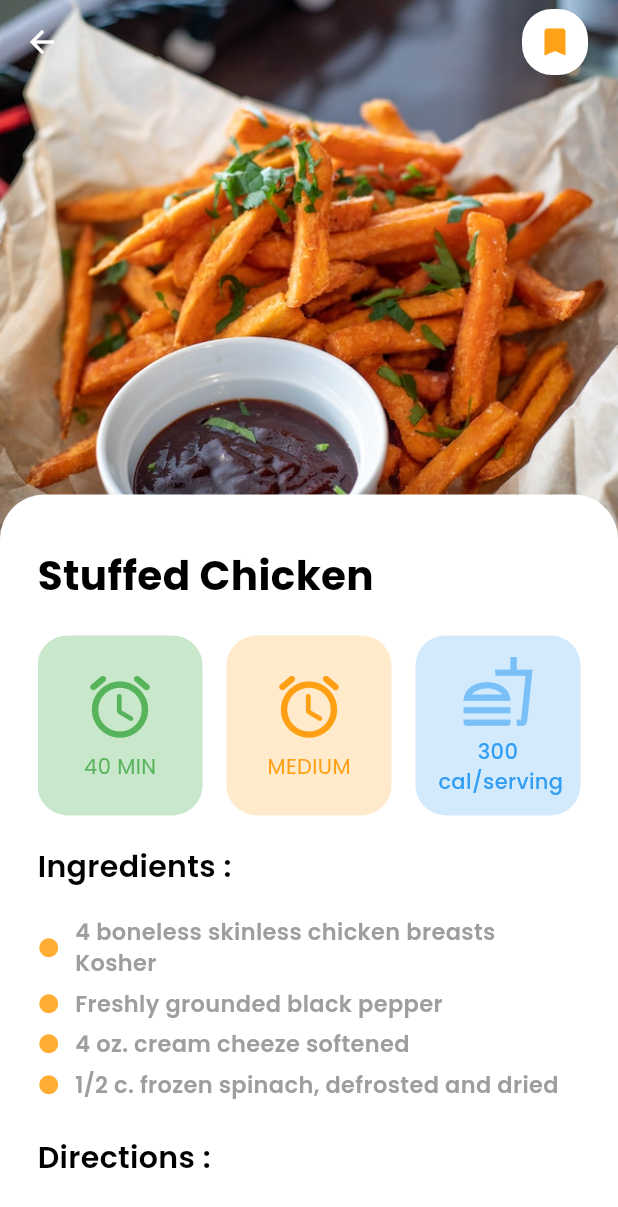
After one commit to samrasugu/cooking_recipe_app, a Flutter app: the RecipeDetailsScreen screen opened directly, on a phone screen of 412 x 824 dp. The commit adds this screen. Shown: the top 1207 px of the screen. Run offline on Flutter 3.47's test engine with Material 2 defaults, Android fonts, the light colour scheme and no system bars; our stand-ins replace flutter_svg, get, google_fonts.

Commit message:
feat: added recipe details screen

```diff
--- /dev/null
+++ b/lib/pages/recipe_details_screen.dart
@@ -0,0 +1,275 @@
+import 'package:cooking_recipe_app/value_objects/app_asset_strings.dart';
+import 'package:cooking_recipe_app/value_objects/dummy_data.dart';
+import 'package:flutter/material.dart';
+
+class RecipeDetailsScreen extends StatelessWidget {
+  const RecipeDetailsScreen({super.key});
+
+  @override
+  Widget build(BuildContext context) {
+    return Scaffold(
+      extendBodyBehindAppBar: true,
+      appBar: AppBar(
+        backgroundColor: Colors.transparent,
+        iconTheme: const IconThemeData(
+          color: Colors.white,
+          weight: 60.0,
+        ),
+        actions: <Widget>[
+          Container(
+            margin: const EdgeInsets.only(right: 20.0),
+            padding: const EdgeInsets.all(10.0),
+            decoration: BoxDecoration(
+              borderRadius: BorderRadius.circular(20.0),
+              color: Colors.white,
+            ),
+            child: Icon(
+              Icons.bookmark_outlined,
+              color: Colors.orange.withOpacity(.9),
+            ),
+          ),
+        ],
+      ),
+      body: Stack(
+        children: [
+          Container(
+            height: MediaQuery.of(context).size.height * 1 / 2,
+            decoration: const BoxDecoration(
+              image: DecorationImage(
+                image: AssetImage(friesImage),
+                fit: BoxFit.cover,
+              ),
+            ),
+          ),
+          scroll()
+        ],
+      ),
+    );
+  }
+
+  scroll() {
+    return DraggableScrollableSheet(
+      initialChildSize: 0.6,
+      maxChildSize: 1.0,
+      minChildSize: 0.5,
+      builder: (context, scrollController) {
+        return Container(
+          padding: const EdgeInsets.symmetric(horizontal: 25.0, vertical: 35),
+          clipBehavior: Clip.hardEdge,
+          decoration: const BoxDecoration(
+            color: Colors.white,
+            borderRadius: BorderRadius.only(
+              topLeft: Radius.circular(30),
+              topRight: Radius.circular(30),
+            ),
+          ),
+          child: SingleChildScrollView(
+            controller: scrollController,
+            child: Column(
+              crossAxisAlignment: CrossAxisAlignment.start,
+              children: [
+                const Text(
+                  'Stuffed Chicken',
+                  style: TextStyle(
+                    fontSize: 27,
+                    color: Colors.black,
+                    fontWeight: FontWeight.bold,
+                  ),
+                ),
+                const SizedBox(
+                  height: 20,
+                ),
+                Row(
+                  mainAxisAlignment: MainAxisAlignment.spaceBetween,
+                  children: <Widget>[
+                    Container(
+                      height: 120,
+                      width: 110,
+                      decoration: BoxDecoration(
+                        borderRadius: BorderRadius.circular(20),
+                        color: Colors.green.withOpacity(.3),
+                      ),
+                      child: Column(
+                        mainAxisAlignment: MainAxisAlignment.center,
+                        children: <Widget>[
+                          Icon(
+                            Icons.alarm_rounded,
+                            size: 50,
+                            color: Colors.green.withOpacity(.9),
+                            weight: 60.0,
+                          ),
+                          const SizedBox(
+                            height: 5,
+                          ),
+                          Text(
+                            '40 MIN',
+                            style: TextStyle(
+                              color: Colors.green.withOpacity(.9),
+                            ),
+                          )
+                        ],
+                      ),
+                    ),
+                    Container(
+                      height: 120,
+                      width: 110,
+                      decoration: BoxDecoration(
+                        borderRadius: BorderRadius.circular(20),
+                        color: Colors.orange.withOpacity(.2),
+                      ),
+                      child: Column(
+                        mainAxisAlignment: MainAxisAlignment.center,
+                        children: <Widget>[
+                          Icon(
+                            Icons.alarm_rounded,
+                            size: 50,
+                            color: Colors.orange.withOpacity(.9),
+                            weight: 60.0,
+                          ),
+                          const SizedBox(
+                            height: 5,
+                          ),
+                          Text(
+                            'MEDIUM',
+                            style: TextStyle(
+                              color: Colors.orange.withOpacity(.9),
+                            ),
+                          )
+                        ],
+                      ),
+                    ),
+                    Container(
+                      height: 120,
+                      width: 110,
+                      decoration: BoxDecoration(
+                        borderRadius: BorderRadius.circular(20),
+                        color: Colors.blue.withOpacity(.2),
+                      ),
+                      child: Column(
+                        mainAxisAlignment: MainAxisAlignment.center,
+                        children: <Widget>[
+                          Icon(
+                            Icons.fastfood_outlined,
+                            size: 50,
+                            color: Colors.blue.withOpacity(.5),
+                            weight: 60.0,
+                          ),
+                          const SizedBox(
+                            height: 5,
+                          ),
+                          Text(
+                            '300\n cal/serving',
+                            style: TextStyle(
+                              color: Colors.blue.withOpacity(.9),
+                              fontWeight: FontWeight.w500,
+                            ),
+                            textAlign: TextAlign.center,
+                          )
+                        ],
+                      ),
+                    )
+                  ],
+                ),
+                const SizedBox(
+                  height: 20,
+                ),
+                const Text(
+                  'Ingredients :',
+                  style: TextStyle(
+                    fontSize: 20,
+                    color: Colors.black,
+                    fontWeight: FontWeight.w600,
+                  ),
+                ),
+                ListView.builder(
+                  itemCount: ingredients.length,
+                  shrinkWrap: true,
+                  clipBehavior: Clip.none,
+                  padding: const EdgeInsets.symmetric(vertical: 15.0),
+                  itemBuilder: (context, index) {
+                    final ingredient = ingredients[index];
+                    return Padding(
+                      padding: const EdgeInsets.symmetric(vertical: 3.0),
+                      child: Row(
+                        crossAxisAlignment: CrossAxisAlignment.center,
+                        children: [
+                          Icon(
+                            Icons.circle,
+                            size: 15,
+                            color: Colors.orange.withOpacity(.8),
+                          ),
+                          const SizedBox(
+                            width: 10.0,
+                          ),
+                          Expanded(
+                            child: Text(
+                              ingredient['ingred'],
+                              style: const TextStyle(
+                                fontSize: 15,
+                                color: Colors.grey,
+                                fontWeight: FontWeight.w600,
+                              ),
+                            ),
+                          ),
+                        ],
+                      ),
+                    );
+                  },
+                ),
+                const SizedBox(
+                  height: 6,
+                ),
+                const Text(
+                  'Directions :',
+                  style: TextStyle(
+                    fontSize: 20,
+                    color: Colors.black,
+                    fontWeight: FontWeight.w600,
+                  ),
+                ),
+                ListView.builder(
+                  itemCount: directions.length,
+                  shrinkWrap: true,
+                  clipBehavior: Clip.none,
+                  padding: const EdgeInsets.symmetric(vertical: 6.0),
+                  itemBuilder: (context, index) {
+                    final direction = directions[index];
+                    return Padding(
+                      padding: const EdgeInsets.symmetric(vertical: 3.0),
+                      child: Row(
+                        crossAxisAlignment: CrossAxisAlignment.start,
+                        children: [
+                          Text(
+                            direction['number'].toString(),
+                            style: const TextStyle(
+                              fontSize: 16,
+                              color: Colors.black,
+                              fontWeight: FontWeight.w800,
+                            ),
+                          ),
+                          const SizedBox(
+                            width: 10.0,
+                          ),
+                          Expanded(
+                            child: Text(
+                              direction['step'],
+                              style: const TextStyle(
+                                fontSize: 15,
+                                color: Colors.grey,
+                                fontWeight: FontWeight.w600,
+                              ),
+                            ),
+                          ),
+                        ],
+                      ),
+                    );
+                  },
+                ),
+              ],
+            ),
+          ),
+        );
+      },
+    );
+  }
+}
--- a/lib/value_objects/dummy_data.dart
+++ b/lib/value_objects/dummy_data.dart
@@ -15,3 +15,42 @@ List<Map<String, String>> todaysRecipe = [
     'rating': '4.8',
   },
 ];
+
+List<Map<String, dynamic>> ingredients = [
+  {
+    'number': 1,
+    'ingred': '4 boneless skinless chicken breasts Kosher',
+  },
+  {
+    'number': 2,
+    'ingred': 'Freshly grounded black pepper',
+  },
+  {
+    'number': 3,
+    'ingred': '4 oz. cream cheeze softened',
+  },
+  {
+    'number': 4,
+    'ingred': '1/2 c. frozen spinach, defrosted and dried',
+  }
+];
+
+List<Map<String, dynamic>> directions = [
+  {
+    'number': 1,
+    'step':
+        'Preheat ovean to about 400 degrees. Line a large baking sheet with foil',
+  },
+  {
+    'number': 2,
+    'step': 'Defrost and cut the spinach',
+  },
+  {
+    'number': 3,
+    'step': 'Mix the pepper with the softened cream cheeze',
+  },
+  {
+    'number': 4,
+    'step': 'Apply the pepper-cream cheeze paste on the chicken breast evenly',
+  },
+];
--- a/lib/widgets/recommended_recipes.dart
+++ b/lib/widgets/recommended_recipes.dart
@@ -1,5 +1,7 @@
+import 'package:cooking_recipe_app/pages/recipe_details_screen.dart';
 import 'package:cooking_recipe_app/widgets/recommended_recipe_widget.dart';
 import 'package:flutter/material.dart';
+import 'package:get/get.dart';
 
 class RecommendedRecipes extends StatelessWidget {
   const RecommendedRecipes({super.key});
@@ -12,7 +14,11 @@ class RecommendedRecipes extends StatelessWidget {
       scrollDirection: Axis.vertical,
       clipBehavior: Clip.none,
       itemBuilder: (context, index) {
-        return const RecommendedRecipeWidget();
+        return GestureDetector(
+            onTap: () {
+              Get.to(() => const RecipeDetailsScreen());
+            },
+            child: const RecommendedRecipeWidget());
       },
     );
   }
```
